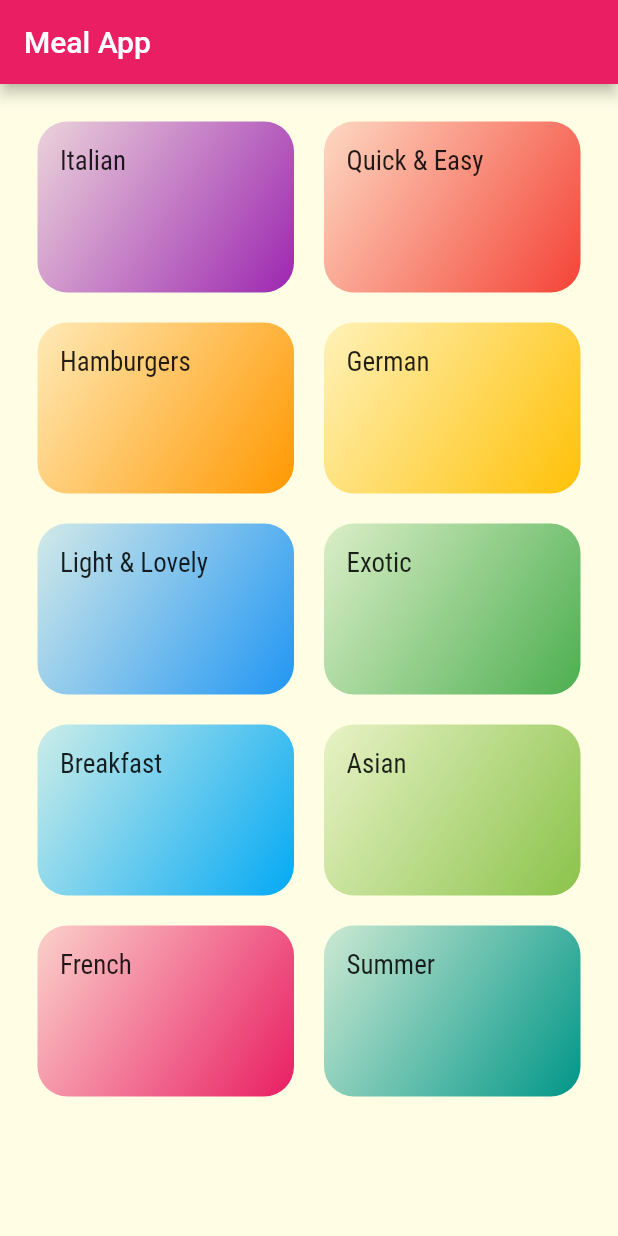
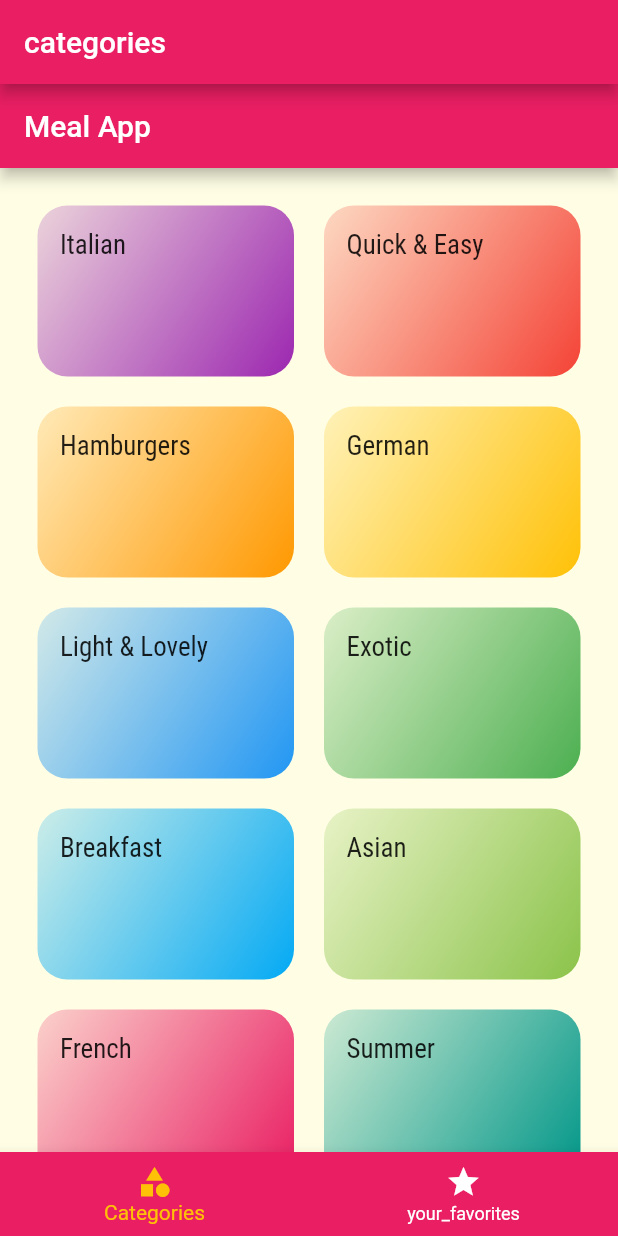
Before and after one commit to Devsaci/meal_app_fulaih, a Flutter app: the screen it shows after launch, on a phone screen of 412 x 824 dp. Run offline on Flutter 3.47's test engine with Material 2 defaults, Android fonts, the phone set to English and light mode, and no system bars.

Commit message:
TabsScreen

```diff
--- a/lib/main.dart
+++ b/lib/main.dart
@@ -1,7 +1,7 @@
 import 'package:flutter/material.dart';
 import './screens/meal_detail_screen.dart';
-import './screens/categories_screen.dart';
 import './screens/category_meals_screen.dart';
+import 'screens/tabs_screen.dart';
 
 void main() => runApp(const MyApp());
 
@@ -29,11 +29,10 @@ class MyApp extends StatelessWidget {
       ),
       // home: MyHomePage(),
       routes: {
-        '/': (context) => CategoriesScreen(),
+        '/': (context) => TabsScreen(),
         CategoryMealsScreen.routeName: (context) => CategoryMealsScreen(),
         // ignore: prefer_const_constructors
         MealDetailScreen.routeName: (context) => MealDetailScreen(),
-
       },
     );
   }
--- a/lib/screens/tabs_screen.dart
+++ b/lib/screens/tabs_screen.dart
@@ -42,7 +42,7 @@ class _TabsScreenState extends State<TabsScreen> {
       bottomNavigationBar: BottomNavigationBar(
         onTap: _selectPage,
         backgroundColor: Theme.of(context).primaryColor,
-        selectedItemColor: Theme.of(context).accentColor.,
+        selectedItemColor: Theme.of(context).accentColor,
         unselectedItemColor: Colors.white,
         currentIndex: _selectedPageIndex,
         items: [
```
